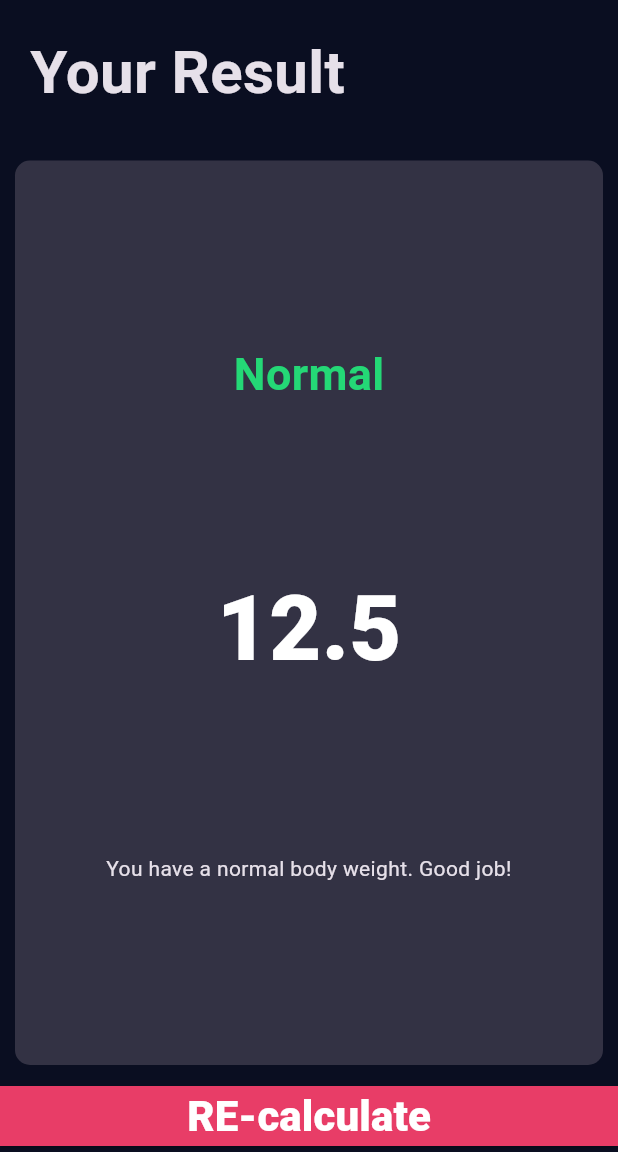
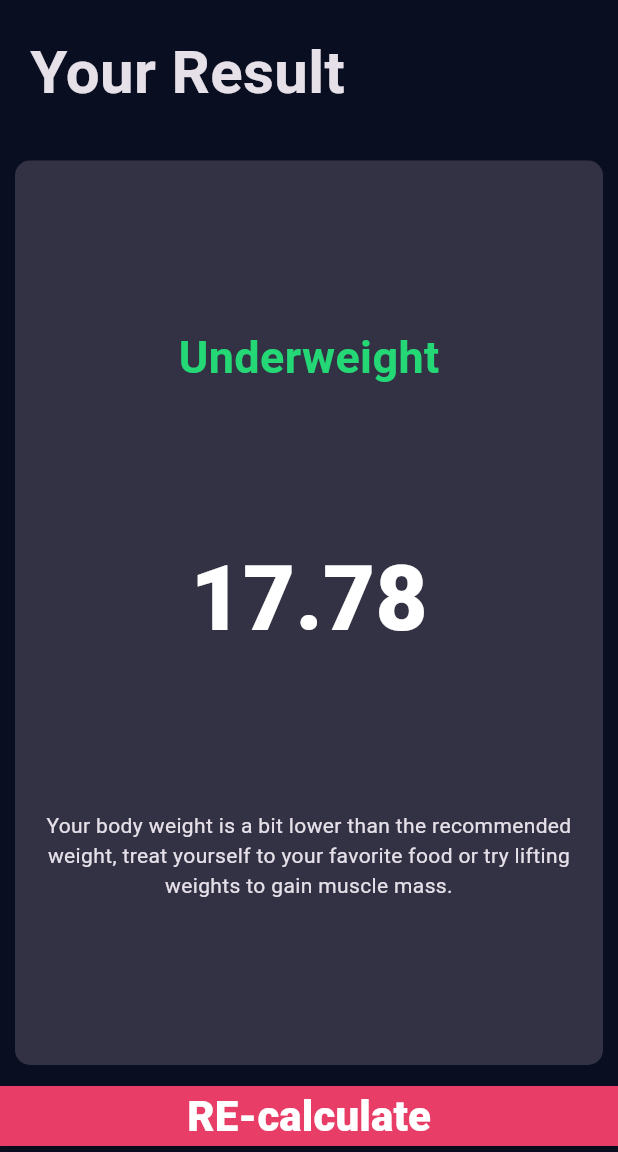
Before and after one commit to ReemaAAsker/BMI_calculator_Kic, a Flutter app: the screen it shows after launch, after a tap on "Calculate", on a phone screen of 412 x 824 dp, the part 84-1236 px from its top. Run offline on Flutter 3.47's test engine with Material 3 defaults, Android fonts, the phone set to English and light mode, and no system bars; our stand-ins replace font_awesome_flutter.

Commit message:
session 19

```diff
--- a/lib/helper/constants.dart
+++ b/lib/helper/constants.dart
@@ -3,7 +3,7 @@ import 'package:flutter/material.dart';
 // Color appBarBackground = Color(0xff24263B);
 Color primaryColor = Color(0xff0A0E21);
 Color body_background = Color(0xfff0A0E21);
-Color background_card_color = Color(0xff333244);
+Color background_card_color = const Color(0xff333244);
 Color secoundryColor = Color(0xffE83D67);
 TextStyle labelStyle = TextStyle(fontSize: 18.0, color: Color(0xff8B8C9E));
 TextStyle numberStyle = TextStyle(fontSize: 40.0, fontWeight: FontWeight.w900);
--- /dev/null
+++ b/lib/logic/bmi_brain.dart
@@ -0,0 +1,39 @@
+import 'dart:math';
+
+class BMICalculator {
+  final int weight;
+  final int height;
+  double bmi = 0;
+
+  BMICalculator({required this.weight, required this.height}) {
+    bmiCalc();
+  }
+
+  void bmiCalc() {
+    print("weight = $weight height = $height");
+    bmi = weight / pow(height / 100, 2);
+    print("BMI = $bmi");
+  }
+
+  String getResult() {
+    if (bmi >= 40)
+      return 'Obsese';
+    else if (bmi >= 25)
+      return 'Overweight';
+    else if (bmi >= 18.5)
+      return 'Normal';
+    else
+      return 'Underweight';
+  }
+
+  String getAdvice() {
+    if (bmi >= 40)
+      return "رجاء اهتم بنفسك + اذهب للدكتور + وضعك صعب";
+    else if (bmi >= 25)
+      return "Your body weight is currently higher than the recommended weight. Consider some small changes such as taking the stairs over the elevator.";
+    else if (bmi > 18.5)
+      return "Your body weight is exactly where it should be, keep on keeping on!";
+    else
+      return "Your body weight is a bit lower than the recommended weight, treat yourself to your favorite food or try lifting weights to gain muscle mass.";
+  }
+}
--- a/lib/main.dart
+++ b/lib/main.dart
@@ -1,6 +1,5 @@
 import 'package:bmi_clac_kic/helper/constants.dart';
 import 'package:bmi_clac_kic/screens/home.dart';
-import 'package:bmi_clac_kic/screens/result.dart';
 import 'package:flutter/material.dart';
 
 void main() {
@@ -12,11 +11,8 @@ void main() {
         scaffoldBackgroundColor: Color(0xff0A0E21),
       ),
       debugShowCheckedModeBanner: false,
-      routes: {
-        '/home': (context) => Home(),
-        '/result': (context) => ResultScreen(),
-      },
-      initialRoute: '/home',
+
+      home: Home(),
     ),
   );
 }
--- a/lib/screens/home.dart
+++ b/lib/screens/home.dart
@@ -1,4 +1,6 @@
 import 'package:bmi_clac_kic/helper/constants.dart';
+import 'package:bmi_clac_kic/logic/bmi_brain.dart';
+import 'package:bmi_clac_kic/screens/result.dart';
 import 'package:bmi_clac_kic/widgets/calc_button.dart';
 import 'package:bmi_clac_kic/widgets/custom_card.dart';
 import 'package:bmi_clac_kic/widgets/custom_icon_button.dart';
@@ -6,9 +8,20 @@ import 'package:bmi_clac_kic/widgets/gender_box_contnet.dart';
 import 'package:flutter/material.dart';
 import 'package:font_awesome_flutter/font_awesome_flutter.dart';
 
-class Home extends StatelessWidget {
-  const Home({super.key});
+enum Gender { male, female }
 
+class Home extends StatefulWidget {
+  Home({super.key});
+
+  @override
+  State<Home> createState() => _HomeState();
+}
+
+class _HomeState extends State<Home> {
+  int height = 150;
+  int age = 17;
+  int weight = 40;
+  Gender selectedGender = Gender.male;
   @override
   Widget build(BuildContext context) {
     return Scaffold(
@@ -16,27 +29,54 @@ class Home extends StatelessWidget {
       body: Column(
         crossAxisAlignment: CrossAxisAlignment.stretch,
         children: [
-          Row(
+          Expanded(
+            child: Row(
               children: [
-              Custom_card(
+                Expanded(
+                  child: Custom_card(
+                    cardColor: selectedGender == Gender.male
+                        ? secoundryColor
+                        : background_card_color,
+                    ontap: () {
+                      setState(() {
+                        selectedGender = Gender.male;
+                      });
+                    },
                     child: GenderBoxContnet(
                       gender: 'Male',
                       genderIcon: FontAwesomeIcons.mars,
                     ),
                   ),
-              Custom_card(
+                ),
+                Expanded(
+                  child: Custom_card(
+                    cardColor: selectedGender == Gender.female
+                        ? secoundryColor
+                        : background_card_color,
+                    ontap: () {
+                      setState(() {
+                        selectedGender = Gender.female;
+                      });
+                    },
+
                     child: GenderBoxContnet(
                       gender: 'Female',
                       genderIcon: FontAwesomeIcons.venus,
                     ),
                   ),
+                ),
               ],
             ),
+          ),
 
-          Row(
+          Expanded(
+            child: Row(
               children: [
-              Custom_card(
+                Expanded(
+                  child: Custom_card(
                     child: Column(
+                      mainAxisAlignment: MainAxisAlignment.spaceEvenly,
+
                       children: [
                         Text('Height', style: labelStyle),
                         Row(
@@ -44,7 +84,7 @@ class Home extends StatelessWidget {
                           crossAxisAlignment: CrossAxisAlignment.baseline,
                           textBaseline: TextBaseline.alphabetic,
                           children: [
-                        Text('150', style: numberStyle),
+                            Text(height.toString(), style: numberStyle),
                             Text('cm'),
                           ],
                         ),
@@ -62,60 +102,131 @@ class Home extends StatelessWidget {
                           ),
                           child: Slider(
                             min: 120,
-                        max: 220,
-                        value: 150,
-                        onChanged: (value) {},
+                            max: 200,
+                            value: height.toDouble(),
+                            onChanged: (value) {
+                              setState(() {
+                                height = value.round();
+                              });
+                            },
                           ),
                         ),
                       ],
                     ),
                   ),
+                ),
               ],
+            ),
           ),
           Expanded(
             child: Row(
               children: [
-                Custom_card(
+                Expanded(
+                  child: Custom_card(
                     child: Column(
+                      mainAxisAlignment: MainAxisAlignment.spaceEvenly,
                       children: [
                         Text('Weight', style: labelStyle),
-                      Text('60', style: numberStyle),
+                        Text(weight.toString(), style: numberStyle),
+                        Row(
+                          mainAxisAlignment: MainAxisAlignment.center,
+
+                          children: [
+                            CustomIconButton(
+                              iconData: FontAwesomeIcons.minus,
+                              onPress: () {
+                                setState(() {
+                                  if (weight > 40) --weight;
+                                });
+                              },
+                            ),
+
+                            CustomIconButton(
+                              iconData: FontAwesomeIcons.plus,
+                              onPress: () {
+                                setState(() {
+                                  if (weight < 150) ++weight;
+                                });
+                              },
+                            ),
+                          ],
+                        ),
+                      ],
+                    ),
+                  ),
+                ),
+
                 Expanded(
-                        child: Row(
+                  child: Custom_card(
+                    child: Column(
+                      mainAxisAlignment: MainAxisAlignment.spaceEvenly,
                       children: [
-                            CustomIconButton(iconData: FontAwesomeIcons.minus),
+                        Text('Age', style: labelStyle),
+                        Text(age.toString(), style: numberStyle),
+                        Row(
+                          mainAxisAlignment: MainAxisAlignment.center,
+                          children: [
+                            CustomIconButton(
+                              iconData: FontAwesomeIcons.minus,
+                              onPress: () {
+                                setState(() {
+                                  age = age > 17 ? age - 1 : age;
+                                });
+                              },
+                            ),
 
-                            CustomIconButton(iconData: FontAwesomeIcons.plus),
+                            CustomIconButton(
+                              iconData: FontAwesomeIcons.plus,
+                              onPress: () {
+                                setState(() {
+                                  age = age < 80 ? age + 1 : age;
+                                });
+                              },
+                            ),
                           ],
+                        ),
+                      ],
+                    ),
                   ),
                 ),
               ],
             ),
           ),
+          CalculateButton(
+            title: 'Calculate',
+            onPress: () {
+              BMICalculator bmiCalc = BMICalculator(
+                height: height,
+                weight: weight,
+              );
 
-                Custom_card(
-                  child: Column(
-                    children: [
-                      Text('Age', style: labelStyle),
-                      Text('25', style: numberStyle),
-                      Expanded(
-                        child: Row(
-                          children: [
-                            CustomIconButton(iconData: FontAwesomeIcons.minus),
-
-                            CustomIconButton(iconData: FontAwesomeIcons.plus),
-                          ],
+              Navigator.push(
+                context,
+                MaterialPageRoute(
+                  builder: (context) {
+                    return ResultScreen(
+                      bmi: bmiCalc.bmi,
+                      resultClass: bmiCalc.getResult(),
+                      advice: bmiCalc.getAdvice(),
+                    );
+                  },
                 ),
+              );
+            },
           ),
-                    ],
-                  ),
-                ),
-              ],
-            ),
-          ),
-          CalculateButton(title: 'Calculate'),
         ],
       ),
     );
   }
 }
+
+/*
+result
+bmi >> equation
+advice
+
+Brain
+/////
+2 points Saja
+2 points Ahmed
+*/
--- a/lib/screens/result.dart
+++ b/lib/screens/result.dart
@@ -1,9 +1,20 @@
+// ignore_for_file: public_member_api_docs, sort_constructors_first
+import 'package:flutter/material.dart';
+
 import 'package:bmi_clac_kic/widgets/calc_button.dart';
 import 'package:bmi_clac_kic/widgets/custom_card.dart';
-import 'package:flutter/material.dart';
 
 class ResultScreen extends StatelessWidget {
-  const ResultScreen({super.key});
+  final String resultClass;
+  final double bmi;
+  final String advice;
+
+  const ResultScreen({
+    Key? key,
+    required this.resultClass,
+    required this.bmi,
+    required this.advice,
+  }) : super(key: key);
 
   @override
   Widget build(BuildContext context) {
@@ -25,7 +36,7 @@ class ResultScreen extends StatelessWidget {
                 mainAxisAlignment: MainAxisAlignment.spaceEvenly,
                 children: [
                   Text(
-                    'Normal',
+                    resultClass,
                     style: TextStyle(
                       fontSize: 30.0,
                       fontWeight: FontWeight.bold,
@@ -33,24 +44,31 @@ class ResultScreen extends StatelessWidget {
                     ),
                   ),
                   Text(
-                    '12.5',
+                    bmi.toStringAsFixed(2),
                     style: TextStyle(
                       fontSize: 60,
                       fontWeight: FontWeight.w900,
                       color: Colors.white,
                     ),
                   ),
-                  Text(
-                    'You have a normal body weight. Good job!',
-                    textAlign: TextAlign.center,
-                  ),
+                  Text(advice, textAlign: TextAlign.center),
                 ],
               ),
             ),
           ),
-          CalculateButton(title: 'RE-calculate'),
+          CalculateButton(
+            title: 'RE-calculate',
+            onPress: () {
+              Navigator.pop(context);
+            },
+          ),
         ],
       ),
     );
   }
 }
+/*
+2 points
+1 points
+
+*/
--- a/lib/widgets/calc_button.dart
+++ b/lib/widgets/calc_button.dart
@@ -1,16 +1,20 @@
 import 'package:bmi_clac_kic/helper/constants.dart';
+import 'package:bmi_clac_kic/screens/result.dart';
 import 'package:flutter/material.dart';
 
 class CalculateButton extends StatelessWidget {
   final String title;
-  const CalculateButton({super.key, required this.title});
+  final void Function()? onPress;
+  const CalculateButton({
+    super.key,
+    required this.title,
+    required this.onPress,
+  });
 
   @override
   Widget build(BuildContext context) {
     return ElevatedButton(
-      onPressed: () {
-        Navigator.pushNamed(context, '/result');
-      },
+      onPressed: onPress,
       style: ElevatedButton.styleFrom(
         backgroundColor: secoundryColor,
 
--- a/lib/widgets/custom_card.dart
+++ b/lib/widgets/custom_card.dart
@@ -3,17 +3,25 @@ import 'package:flutter/material.dart';
 import 'package:font_awesome_flutter/font_awesome_flutter.dart';
 
 class Custom_card extends StatelessWidget {
-  Widget child;
-  Custom_card({super.key, required this.child});
+  final Widget child;
+  final void Function()? ontap;
+  final Color cardColor;
+  const Custom_card({
+    super.key,
+    required this.child,
+    this.ontap,
+    this.cardColor = const Color(0xff333244),
+  });
 
   @override
   Widget build(BuildContext context) {
-    return Expanded(
+    return InkWell(
+      onTap: ontap,
       child: Container(
         margin: EdgeInsets.all(10),
-        padding: EdgeInsets.all(15),
+        padding: EdgeInsets.all(12),
         decoration: BoxDecoration(
-          color: background_card_color,
+          color: cardColor,
           borderRadius: BorderRadius.circular(10.0),
         ),
         child: child,
--- a/lib/widgets/custom_icon_button.dart
+++ b/lib/widgets/custom_icon_button.dart
@@ -2,19 +2,23 @@ import 'package:flutter/material.dart';
 
 class CustomIconButton extends StatelessWidget {
   final IconData iconData;
-  const CustomIconButton({super.key, required this.iconData});
+  final void Function()? onPress;
+  const CustomIconButton({
+    super.key,
+    required this.iconData,
+    required this.onPress,
+  });
 
   @override
   Widget build(BuildContext context) {
-    return Expanded(
-      child: ElevatedButton(
-        onPressed: () {},
-        style: ElevatedButton.styleFrom(
-          shape: const CircleBorder(),
-          backgroundColor: Color(0xff8B8C9E),
-        ),
-        child: Icon(iconData, size: 20, color: Colors.white),
+    return ElevatedButton(
+      onPressed: onPress,
+      style: ElevatedButton.styleFrom(
+        minimumSize: const Size(50, 50),
+        shape: const CircleBorder(),
+        backgroundColor: Color(0xff8B8C9E),
       ),
+      child: Icon(iconData, size: 20, color: Colors.white),
     );
   }
 }
```
Also changed, not shown: bmi_icon.jpg (added), images/app_icon.png (added), 68 other files. Lines whose indentation alone changed are shown as unchanged.
